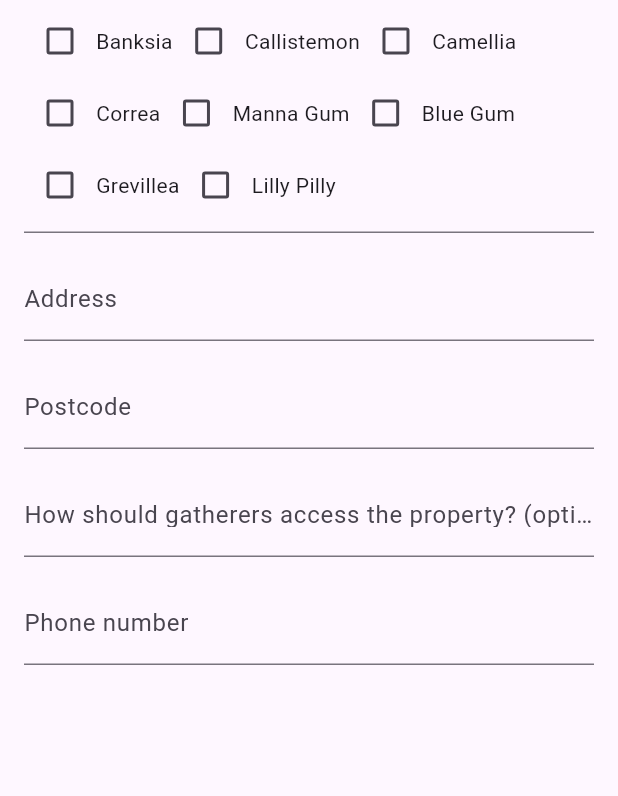
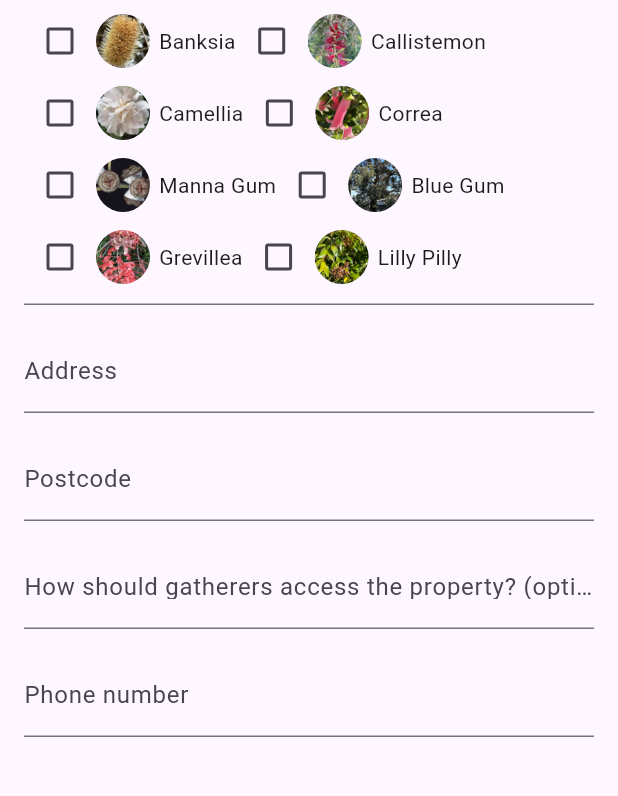
Before and after one commit to ITECH3208andITECH3209feduni/itech3208-project-1-32083029wildlifebrowseapp2026, a Flutter app: the LandDetailsTab widget shown alone on an empty page, opened directly with empty values, on a phone screen of 412 x 824 dp, the part 55-851 px from its top. Run offline on Flutter 3.47's test engine with Material 3 defaults, Android fonts, the phone set to English and light mode, and no system bars; drawn by our look-alikes of flutter_form_builder; our stand-ins replace form_builder_validators, image_picker, shared_preferences, video_player; missing offline and left inert: amazon_cognito_identity_dart_2, aws_client, change_case; accounts and stored records are empty; statements that could not run were skipped.

Commit message:
Added thumbnails to browse selection in landholder listing

```diff
--- a/lib/landowner-view/landowner_registration.dart
+++ b/lib/landowner-view/landowner_registration.dart
@@ -409,6 +409,28 @@ class _LandDetailsTabState extends State<LandDetailsTab>
     with AutomaticKeepAliveClientMixin {
   @override
   bool get wantKeepAlive => true;
+  String _getBrowseImage(String browse) {
+    switch (browse) {
+      case 'Banksia':
+        return 'assets/images/Banksia_04_M_Morey_flower_COPYRIGHT.jpg';
+      case 'Callistemon':
+        return 'assets/images/Callistemon_flower.jpg';
+      case 'Camellia':
+        return 'assets/images/Camellia_M_Morey_flower_COPYRIGHT.jpg';
+      case 'Correa':
+        return 'assets/images/Correa_M_Morey_flower_COPYRIGHT.jpg';
+      case 'Manna Gum':
+        return 'assets/images/blueGumNut.jpg';
+      case 'Blue Gum':
+        return 'assets/images/manna_gum_m_morey_01_copyright.jpg';
+      case 'Grevillea':
+        return 'assets/images/Grevillea_M_Morey_flower_COPYRIGHT.jpg';
+      case 'Lilly Pilly':
+        return 'assets/images/Lilly_Pilly_M_Morey_leaf_COPYRIGHT.jpg';
+      default:
+        return 'assets/images/manna_gum_m_morey_01_copyright.jpg';
+    }
+  }
 
   @override
   Widget build(BuildContext context) {
@@ -439,7 +461,10 @@ class _LandDetailsTabState extends State<LandDetailsTab>
                     .map(
                       (browse) => FormBuilderFieldOption(
                         value: browse,
-                        child: GestureDetector(
+                        child: Row(
+                          mainAxisSize: MainAxisSize.min,
+                          children: [
+                            GestureDetector(
                               onTap: () {
                                 showDialog(
                                   context: context,
@@ -451,14 +476,24 @@ class _LandDetailsTabState extends State<LandDetailsTab>
                                         ),
                                         actions: [
                                           TextButton(
-                                        onPressed: () => Navigator.pop(context),
+                                            onPressed:
+                                                () => Navigator.pop(context),
                                             child: const Text("Close"),
                                           ),
                                         ],
                                       ),
                                 );
                               },
-                          child: Text(browse),
+                              child: CircleAvatar(
+                                radius: 18,
+                                backgroundImage: AssetImage(
+                                  _getBrowseImage(browse),
+                                ),
+                              ),
+                            ),
+                            const SizedBox(width: 6),
+                            Text(browse),
+                          ],
                         ),
                       ),
                     )
```
Lines whose indentation alone changed are shown as unchanged.
